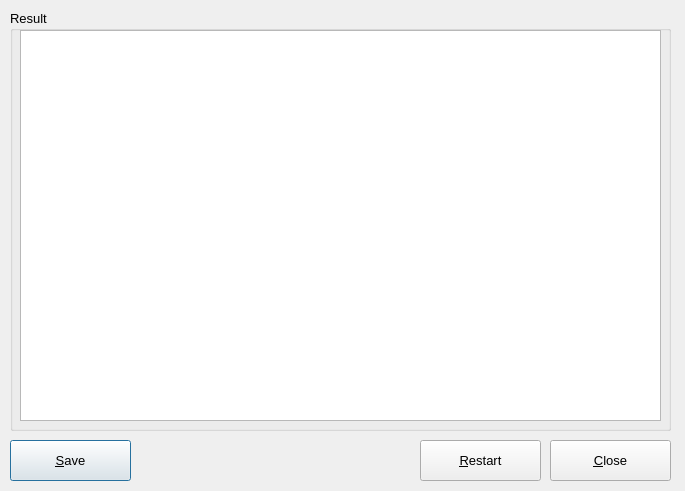
JamesDeadman/ArtificialIntelligence4AI3, file Project/OutputDialog.ui: the form before one commit.
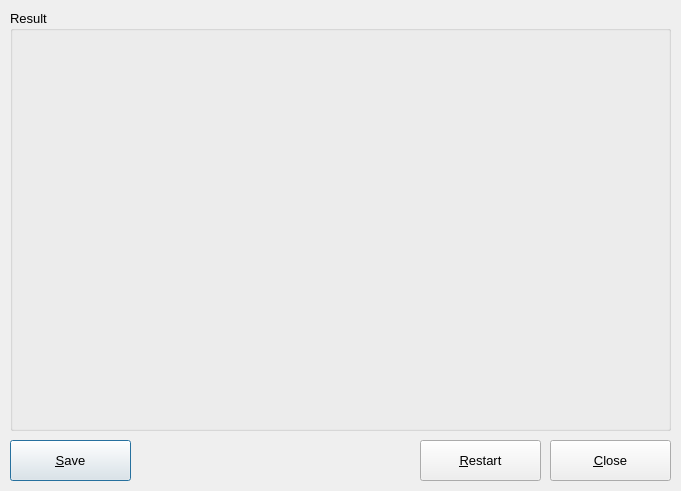
The form after the commit.

Diff of the .ui file:
```diff
--- a/Project/OutputDialog.ui
+++ b/Project/OutputDialog.ui
@@ -6,7 +6,7 @@
    <rect>
     <x>0</x>
     <y>0</y>
-    <width>685</width>
+    <width>681</width>
     <height>491</height>
    </rect>
   </property>
@@ -49,7 +49,7 @@
    <property name="title">
     <string>Result</string>
    </property>
-   <widget class="QGraphicsView" name="ResultGraphicsArea">
+   <widget class="QWidget" name="ResultGraphicsArea" native="true">
     <property name="geometry">
      <rect>
       <x>10</x>
```
